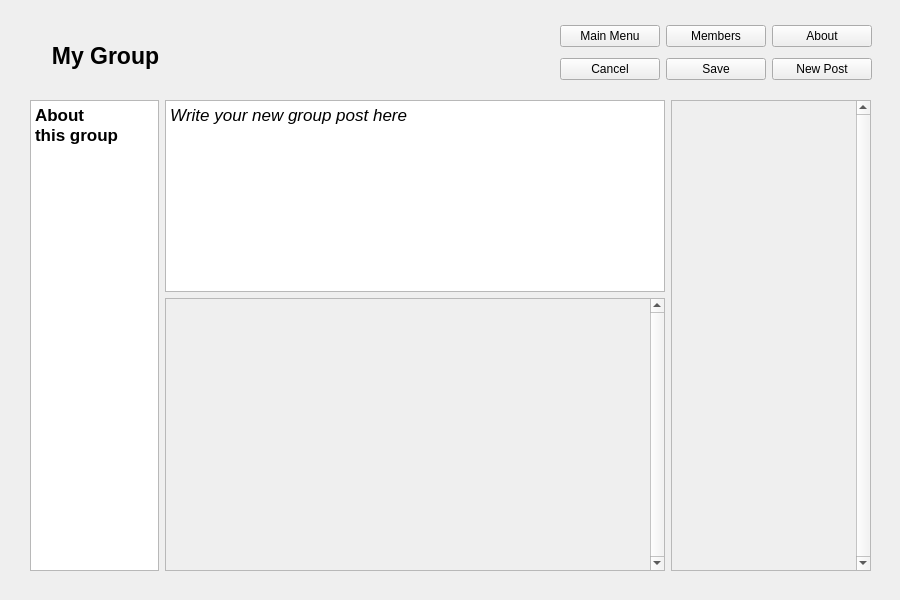
Qt form GUI/groupgui.ui (thanhmvu/RocketRapport) before a commit.
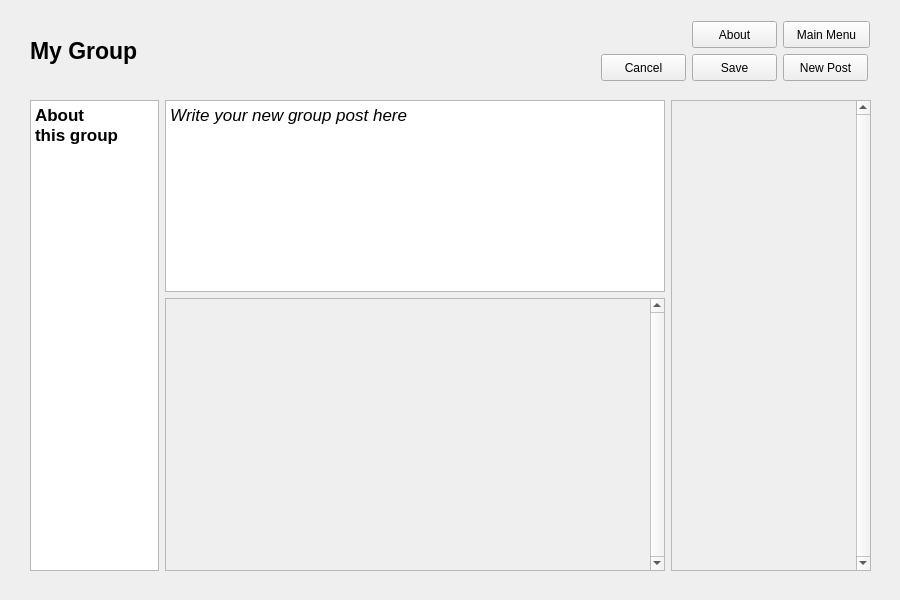
The same form after that commit.

```diff
--- a/GUI/groupgui.ui
+++ b/GUI/groupgui.ui
@@ -17,9 +17,9 @@
    <property name="geometry">
     <rect>
      <x>30</x>
-     <y>30</y>
-     <width>151</width>
-     <height>51</height>
+     <y>20</y>
+     <width>361</width>
+     <height>61</height>
     </rect>
    </property>
    <layout class="QVBoxLayout" name="verticalLayout_3">
@@ -36,7 +36,7 @@
        <string>My Group</string>
       </property>
       <property name="alignment">
-       <set>Qt::AlignCenter</set>
+       <set>Qt::AlignLeading|Qt::AlignLeft|Qt::AlignVCenter</set>
       </property>
      </widget>
     </item>
@@ -157,59 +157,100 @@
     </item>
    </layout>
   </widget>
-  <widget class="QWidget" name="layoutWidget">
+  <widget class="QPushButton" name="pushButton_savePost">
    <property name="geometry">
     <rect>
-     <x>560</x>
-     <y>20</y>
-     <width>312</width>
-     <height>66</height>
+     <x>692</x>
+     <y>54</y>
+     <width>85</width>
+     <height>27</height>
     </rect>
    </property>
-   <layout class="QGridLayout" name="gridLayout">
-    <item row="0" column="0">
-     <widget class="QPushButton" name="pushButton_mainmenu">
-      <property name="text">
-       <string>Main Menu</string>
-      </property>
-     </widget>
-    </item>
-    <item row="0" column="1">
-     <widget class="QPushButton" name="pushButton_members_2">
-      <property name="text">
-       <string>Members</string>
-      </property>
-     </widget>
-    </item>
-    <item row="0" column="2">
-     <widget class="QPushButton" name="pushButton_about_2">
-      <property name="text">
-       <string>About</string>
-      </property>
-     </widget>
-    </item>
-    <item row="1" column="0">
-     <widget class="QPushButton" name="pushButton_cancelPost">
-      <property name="text">
-       <string>Cancel</string>
-      </property>
-     </widget>
-    </item>
-    <item row="1" column="1">
-     <widget class="QPushButton" name="pushButton_savePost_2">
-      <property name="text">
-       <string>Save</string>
-      </property>
-     </widget>
-    </item>
-    <item row="1" column="2">
-     <widget class="QPushButton" name="pushButton_newPost_2">
-      <property name="text">
-       <string>New Post</string>
-      </property>
-     </widget>
-    </item>
-   </layout>
+   <property name="sizePolicy">
+    <sizepolicy hsizetype="Fixed" vsizetype="Fixed">
+     <horstretch>0</horstretch>
+     <verstretch>0</verstretch>
+    </sizepolicy>
+   </property>
+   <property name="text">
+    <string>Save</string>
+   </property>
+  </widget>
+  <widget class="QPushButton" name="pushButton_show_about">
+   <property name="geometry">
+    <rect>
+     <x>692</x>
+     <y>21</y>
+     <width>85</width>
+     <height>27</height>
+    </rect>
+   </property>
+   <property name="sizePolicy">
+    <sizepolicy hsizetype="Fixed" vsizetype="Fixed">
+     <horstretch>0</horstretch>
+     <verstretch>0</verstretch>
+    </sizepolicy>
+   </property>
+   <property name="text">
+    <string>About</string>
+   </property>
+  </widget>
+  <widget class="QPushButton" name="pushButton_mainmenu">
+   <property name="geometry">
+    <rect>
+     <x>783</x>
+     <y>21</y>
+     <width>87</width>
+     <height>27</height>
+    </rect>
+   </property>
+   <property name="sizePolicy">
+    <sizepolicy hsizetype="Fixed" vsizetype="Fixed">
+     <horstretch>0</horstretch>
+     <verstretch>0</verstretch>
+    </sizepolicy>
+   </property>
+   <property name="text">
+    <string>Main Menu</string>
+   </property>
+  </widget>
+  <widget class="QPushButton" name="pushButton_cancelPost">
+   <property name="geometry">
+    <rect>
+     <x>601</x>
+     <y>54</y>
+     <width>85</width>
+     <height>27</height>
+    </rect>
+   </property>
+   <property name="sizePolicy">
+    <sizepolicy hsizetype="Fixed" vsizetype="Fixed">
+     <horstretch>0</horstretch>
+     <verstretch>0</verstretch>
+    </sizepolicy>
+   </property>
+   <property name="text">
+    <string>Cancel</string>
+   </property>
+  </widget>
+  <widget class="QPushButton" name="pushButton_newPost">
+   <property name="geometry">
+    <rect>
+     <x>783</x>
+     <y>54</y>
+     <width>85</width>
+     <height>27</height>
+    </rect>
+   </property>
+   <property name="sizePolicy">
+    <sizepolicy hsizetype="Fixed" vsizetype="Fixed">
+     <horstretch>0</horstretch>
+     <verstretch>0</verstretch>
+    </sizepolicy>
+   </property>
+   <property name="text">
+    <string>New Post</string>
+   </property>
   </widget>
   <zorder>layoutWidget</zorder>
   <zorder>layoutWidget</zorder>
```
Left out of the diff: 29 changed lines with no effect on the pictures.
